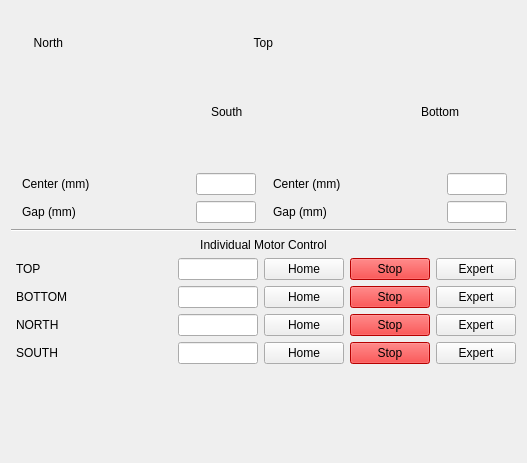
Old version of the form pcdsdevices/ui/SmaractSlits.detailed.ui in the repository TrumanPar/pcdsdevices.
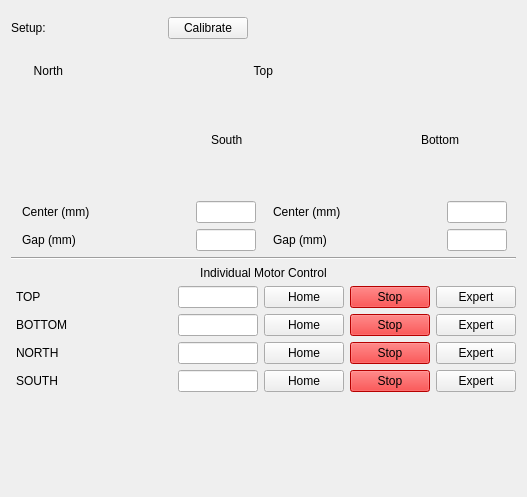
New version of the form. Custom widgets are drawn as their Qt base class.

Commit message: fixing macro expansion. Still need to find a way to check if we need to calibrate/home the stages from the GUI, as well as disabling moves so long as this is not completed.

Patch:
```diff
--- a/pcdsdevices/ui/SmaractSlits.detailed.ui
+++ b/pcdsdevices/ui/SmaractSlits.detailed.ui
@@ -7,7 +7,7 @@
     <x>0</x>
     <y>0</y>
     <width>527</width>
-    <height>463</height>
+    <height>497</height>
    </rect>
   </property>
   <property name="sizePolicy">
@@ -30,6 +30,77 @@
      </property>
     </widget>
    </item>
+   <item>
+    <layout class="QHBoxLayout" name="horizontalLayout" stretch="0,2,0,0,0">
+     <item>
+      <widget class="PyDMLabel" name="PyDMLabel">
+       <property name="toolTip">
+        <string/>
+       </property>
+       <property name="text">
+        <string>Setup:</string>
+       </property>
+      </widget>
+     </item>
+     <item>
+      <widget class="PyDMByteIndicator" name="READY_INDICATOR">
+       <property name="maximumSize">
+        <size>
+         <width>70</width>
+         <height>16777215</height>
+        </size>
+       </property>
+       <property name="toolTip">
+        <string/>
+       </property>
+       <property name="labels" stdset="0">
+        <stringlist>
+         <string>Ready</string>
+        </stringlist>
+       </property>
+      </widget>
+     </item>
+     <item>
+      <spacer name="horizontalSpacer_2">
+       <property name="orientation">
+        <enum>Qt::Horizontal</enum>
+       </property>
+       <property name="sizeType">
+        <enum>QSizePolicy::Fixed</enum>
+       </property>
+       <property name="sizeHint" stdset="0">
+        <size>
+         <width>40</width>
+         <height>20</height>
+        </size>
+       </property>
+      </spacer>
+     </item>
+     <item>
+      <widget class="PyDMPushButton" name="CALIBRATE_BTN">
+       <property name="toolTip">
+        <string/>
+       </property>
+       <property name="text">
+        <string>Calibrate</string>
+       </property>
+      </widget>
+     </item>
+     <item>
+      <spacer name="horizontalSpacer">
+       <property name="orientation">
+        <enum>Qt::Horizontal</enum>
+       </property>
+       <property name="sizeHint" stdset="0">
+        <size>
+         <width>40</width>
+         <height>20</height>
+        </size>
+       </property>
+      </spacer>
+     </item>
+    </layout>
+   </item>
    <item>
     <widget class="QFrame" name="frame">
      <property name="sizePolicy">
@@ -565,6 +636,9 @@
        <property name="whatsThis">
         <string/>
        </property>
+       <property name="text">
+        <string/>
+       </property>
        <property name="precision" stdset="0">
         <number>3</number>
        </property>
@@ -686,6 +760,9 @@
        <property name="whatsThis">
         <string/>
        </property>
+       <property name="text">
+        <string/>
+       </property>
        <property name="precision" stdset="0">
         <number>3</number>
        </property>
@@ -726,6 +803,9 @@
        <property name="whatsThis">
         <string/>
        </property>
+       <property name="text">
+        <string/>
+       </property>
        <property name="precision" stdset="0">
         <number>3</number>
        </property>
@@ -766,6 +846,9 @@
        <property name="whatsThis">
         <string/>
        </property>
+       <property name="text">
+        <string/>
+       </property>
        <property name="precision" stdset="0">
         <number>3</number>
        </property>
```
Left out of the diff: 70 changed lines with no effect on the pictures. The commit also changes 2 other files.
